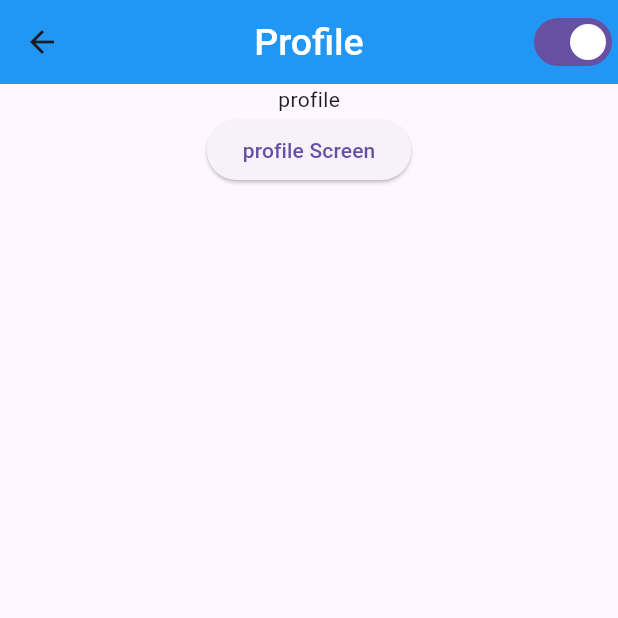
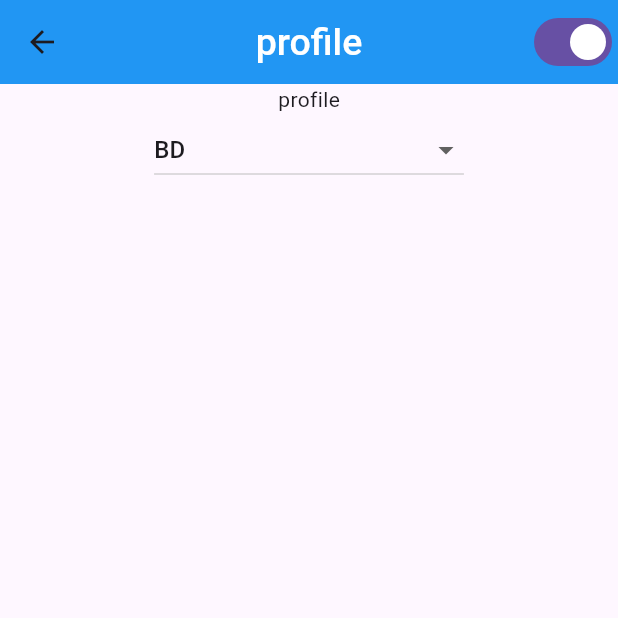
Before and after one commit to fahimshahariar09/theme_language_practice, a Flutter app: the Profile screen opened directly, on a phone screen of 412 x 824 dp, the top half of it. Run offline on Flutter 3.47's test engine with Material 3 defaults, Android fonts, the phone set to English and light mode, and no system bars; our stand-ins replace get.

Commit message:
first commit

```diff
--- a/lib/view/screen/profile.dart
+++ b/lib/view/screen/profile.dart
@@ -10,7 +10,7 @@ class Profile extends StatelessWidget {
     ProfileController profileController = Get.put(ProfileController());
     return Scaffold(
       appBar: AppBar(
-        title: Text("Profile"),
+        title: Text("profile"),
         actions: [
           Switch(
               value: profileController.isLightTheme.value,
@@ -23,10 +23,21 @@ class Profile extends StatelessWidget {
         child: Column(
           children: [
             Text("profile"),
-            ElevatedButton(
-              onPressed: () {},
-              child: Text("profile Screen"),
-            ),
+            DropdownButton(
+              hint: Text(
+                  'Please choose a location'), // Not necessary for Option 1
+              value: "${profileController.selectedLanguage.value}",
+              onChanged: (newValue) {
+                profileController.selectedLanguage.value = newValue!;
+                profileController.changeLanguageFun();
+              },
+              items: profileController.languageList.map((location) {
+                return DropdownMenuItem(
+                  child: new Text(location),
+                  value: location,
+                );
+              }).toList(),
+            )
           ],
         ),
       ),
```
